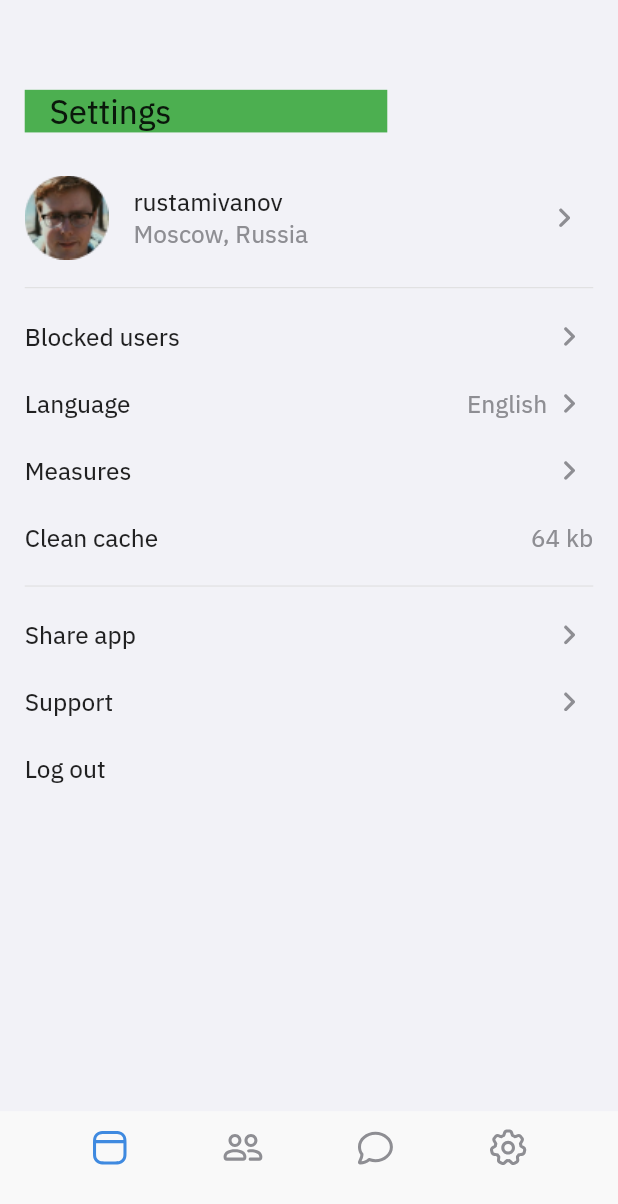
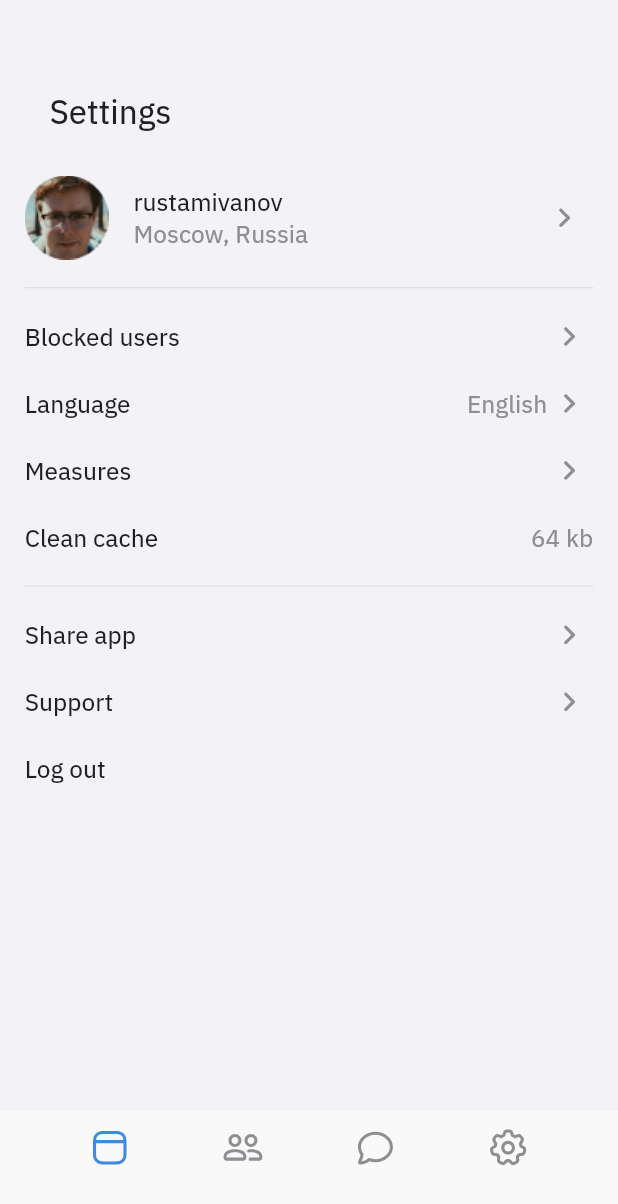
Before and after one commit to ruslanislan/test-design-app, a Flutter app: the screen it shows after launch, on a phone screen of 412 x 824 dp. Shown: the top 1204 px of the screen. Run offline on Flutter 3.47's test engine with Material 2 defaults, Android fonts, the phone set to English and light mode, and no system bars; our stand-ins replace flutter_svg.

```diff
--- a/lib/widgets/navbar.dart
+++ b/lib/widgets/navbar.dart
@@ -38,7 +38,7 @@ class NavBar extends StatelessWidget {
                 if (onTap != null)
                   CustomIconButton(asset: 'assets/svg/back.svg', onTap: onTap,),
                 Container(
-                  color: Colors.green,
+                  //color: Colors.green,
                   width: (220 * width) / layoutWidth,
                   height: (28 * height) / layoutHeight,
                   padding: EdgeInsets.symmetric(
```
